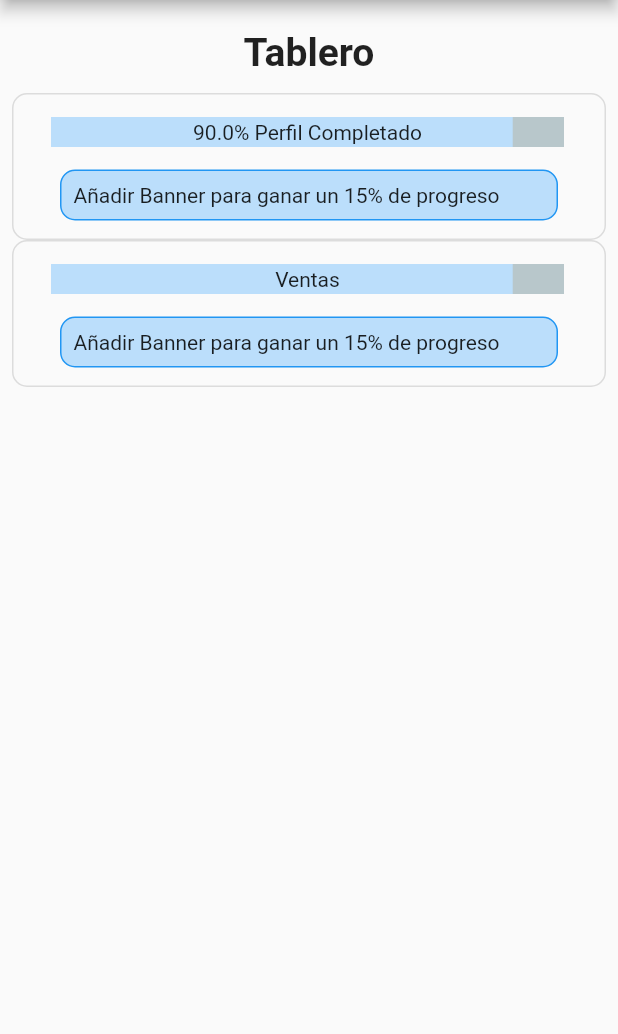
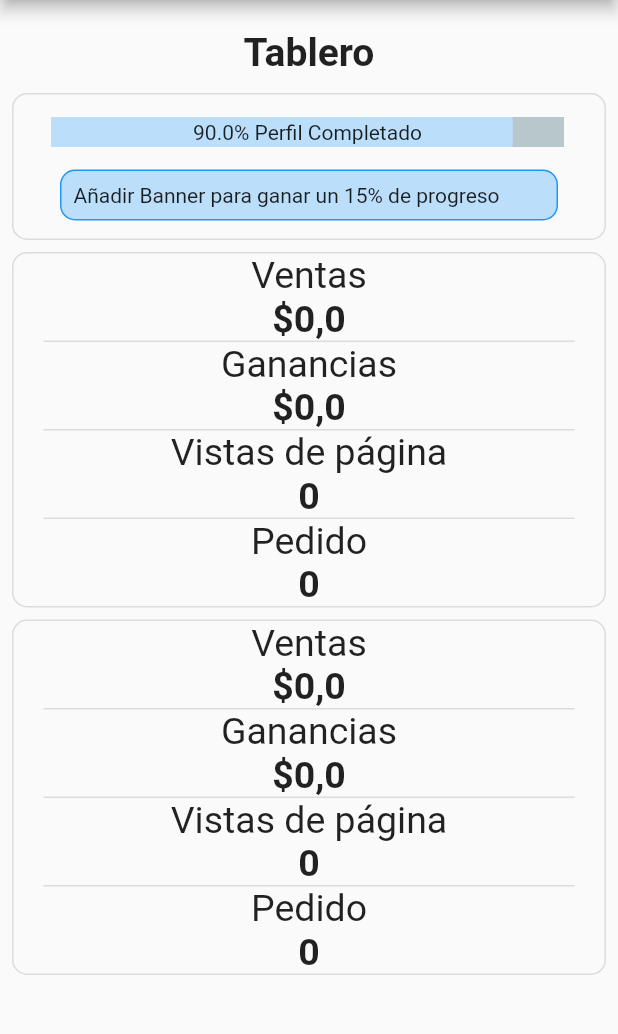
Before and after one commit to ferdeX64/prowessagronomia, a Flutter app: the EscritorioPage screen opened directly, on a phone screen of 412 x 824 dp, the part 120-1154 px from its top. Run offline on Flutter 3.47's test engine with Material 2 defaults, Android fonts, the phone set to English and light mode, and no system bars; drawn by our look-alikes of percent_indicator; our stand-ins replace accordion, carousel_slider, email_validator, flutter_slidable, image_picker, nb_utils and 3 more; missing offline and left inert: async_button_builder, date_range_form_field; accounts and stored records are empty; network calls fail.

Commit message:
Escritorio page

```diff
--- a/lib/src/pages/escritorio_page.dart
+++ b/lib/src/pages/escritorio_page.dart
@@ -93,41 +93,92 @@ class _EscritorioPageState extends State<EscritorioPage> {
                         ],
                       ),
                     ),
-                    Container(
+                    Padding(
+                      padding: const EdgeInsets.only(top:8.0),
+                      child: Container(
+                        width: MediaQuery.of(context).size.width - 16,
                         decoration: BoxDecoration(
                           border: Border.all(color: Colors.black12),
                           borderRadius: BorderRadius.circular(10),
                         ),
                         child: Column(
-                        children: [
-                          Padding(
-                            padding: const EdgeInsets.all(15.0),
-                            child: LinearPercentIndicator(
-                              width: MediaQuery.of(context).size.width - 50,
-                              animation: true,
-                              lineHeight: 20.0,
-                              animationDuration: 2000,
-                              percent: 0.9,
-                              center: const Text("Ventas"),
-                              progressColor: Colors.blue[100],
+                          children: const [
+                            Text("Ventas",style: TextStyle( fontSize: 25)),
+                            Text("\$0,0",style: TextStyle( fontSize: 25, fontWeight:FontWeight.bold)),
+                             Divider(
+                              height: 1,
+                              thickness: 1,
+                              indent: 20,
+                              endIndent: 20,
+                              color:Colors.black12,
+                            ),
+                            Text("Ganancias",style: TextStyle( fontSize: 25)),
+                            Text("\$0,0",style: TextStyle( fontSize: 25, fontWeight:FontWeight.bold)),
+                            Divider(
+                              height: 1,
+                              thickness: 1,
+                              indent: 20,
+                              endIndent: 20,
+                              color:Colors.black12,
+                            ),
+                            Text("Vistas de página",style: TextStyle( fontSize: 25)),
+                            Text("0",style: TextStyle( fontSize: 25, fontWeight:FontWeight.bold)),
+                            Divider(
+                              height: 1,
+                              thickness: 1,
+                              indent: 20,
+                              endIndent: 20,
+                              color:Colors.black12,
+                            ),
+                            Text("Pedido",style: TextStyle( fontSize: 25)),
+                            Text("0",style: TextStyle( fontSize: 25, fontWeight:FontWeight.bold)),
+
+                          ],
+                        ),
                       ),
                     ),
                     Padding(
-                            padding: const EdgeInsets.only(bottom: 12.0),
+                      padding: const EdgeInsets.only(top:8.0),
                       child: Container(
-                              width: MediaQuery.of(context).size.width - 80,
+                        width: MediaQuery.of(context).size.width - 16,
                         decoration: BoxDecoration(
-                                border: Border.all(color: Colors.blue),
+                          border: Border.all(color: Colors.black12),
                           borderRadius: BorderRadius.circular(10),
-                                 color:  Colors.blue[100] ,
                         ),
-                              child: const Padding(
-                                padding: EdgeInsets.all(8.0),
-                                child: Text("Añadir Banner para ganar un 15% de progreso"),
+                        child: Column(
+                          children: const [
+                            Text("Ventas",style: TextStyle( fontSize: 25)),
+                            Text("\$0,0",style: TextStyle( fontSize: 25, fontWeight:FontWeight.bold)),
+                             Divider(
+                              height: 1,
+                              thickness: 1,
+                              indent: 20,
+                              endIndent: 20,
+                              color:Colors.black12,
                             ),
+                            Text("Ganancias",style: TextStyle( fontSize: 25)),
+                            Text("\$0,0",style: TextStyle( fontSize: 25, fontWeight:FontWeight.bold)),
+                            Divider(
+                              height: 1,
+                              thickness: 1,
+                              indent: 20,
+                              endIndent: 20,
+                              color:Colors.black12,
                             ),
-                          )
+                            Text("Vistas de página",style: TextStyle( fontSize: 25)),
+                            Text("0",style: TextStyle( fontSize: 25, fontWeight:FontWeight.bold)),
+                            Divider(
+                              height: 1,
+                              thickness: 1,
+                              indent: 20,
+                              endIndent: 20,
+                              color:Colors.black12,
+                            ),
+                            Text("Pedido",style: TextStyle( fontSize: 25)),
+                            Text("0",style: TextStyle( fontSize: 25, fontWeight:FontWeight.bold)),
+
                           ],
+                        ),
                       ),
                     ),
                   ],
```
Lines whose indentation alone changed are shown as unchanged.
